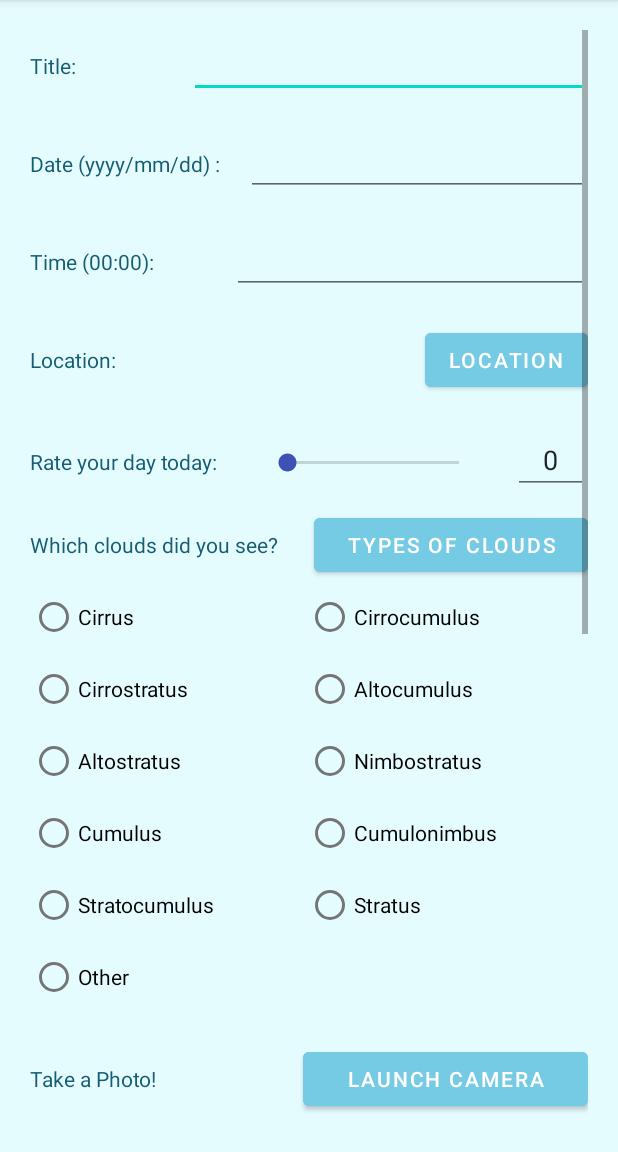
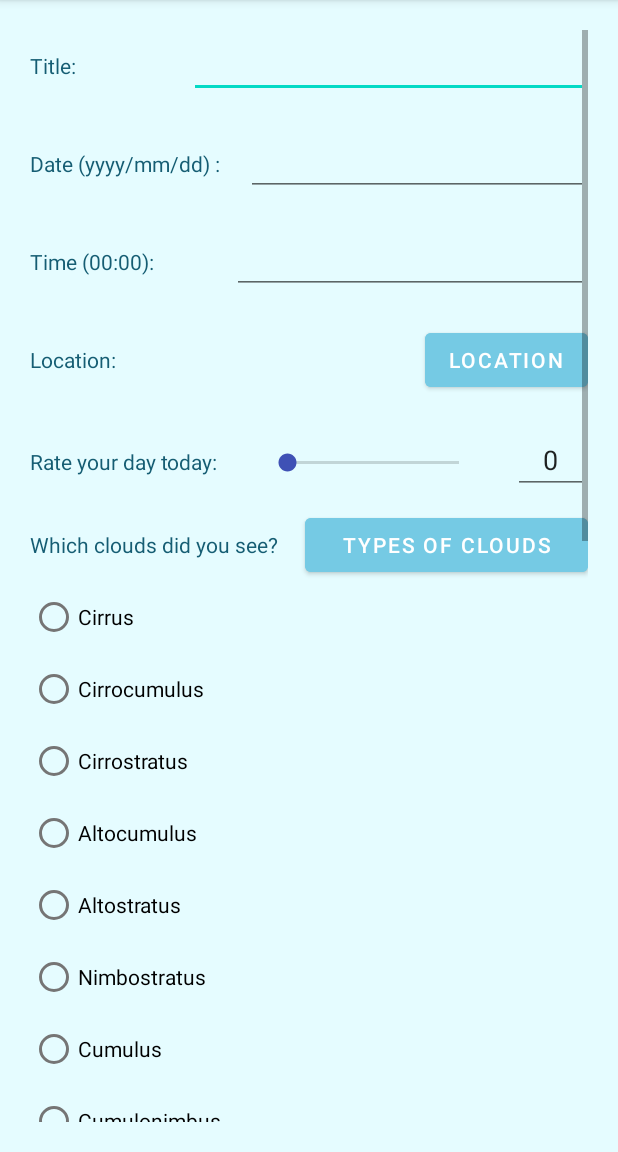
Before and after one commit to xtayzx/CloudGazer, an Android app: the ReflectionActivity screen opened directly, with no data from a screen before it, on a phone screen of 412 x 824 dp, the part 84-1236 px from its top. Run offline under Robolectric (Android 15) with nearby library versions, the light colour scheme and no system bars.

Commit message:
radio group

```diff
--- a/app/src/main/res/layout/activity_reflection_layout.xml
+++ b/app/src/main/res/layout/activity_reflection_layout.xml
@@ -178,18 +178,18 @@
                     style="@style/Subtitle"
                     android:layout_width="wrap_content"
                     android:layout_height="wrap_content"
-                    android:layout_weight="2"
+                    android:layout_weight="1"
                     android:text="@string/weather_des" />
 
                 <Button
                     android:id="@+id/cloudFinder"
                     android:layout_width="wrap_content"
                     android:layout_height="wrap_content"
+
                     android:layout_weight="1"
                     android:onClick="cloudLaunch"
                     android:text="Types of Clouds"
                     android:theme="@style/BlueButton" />
-
 
             </LinearLayout>
 
@@ -197,11 +197,7 @@
                     android:id="@+id/weatherSelect"
                     android:layout_width="match_parent"
                     android:layout_height="wrap_content">
-                    <TableLayout
-                        android:layout_width="match_parent"
-                        android:layout_height="wrap_content"
-                        android:orientation="horizontal">
-                        <TableRow>
+
                         <RadioButton
                             android:id="@+id/cirrus"
                             android:layout_width="match_parent"
@@ -215,9 +211,7 @@
                             android:layout_width="match_parent"
                             android:layout_height="wrap_content"
                             android:text="Cirrocumulus" />
-                        </TableRow>
 
-                        <TableRow>
                         <RadioButton
                             android:id="@+id/cirrostratus"
                             android:layout_weight="1"
@@ -231,9 +225,7 @@
                             android:layout_width="match_parent"
                             android:layout_height="wrap_content"
                             android:text="Altocumulus" />
-                        </TableRow>
 
-                    <TableRow>
                         <RadioButton
                             android:id="@+id/altostratus"
                             android:layout_weight="1"
@@ -247,9 +239,8 @@
                             android:layout_width="match_parent"
                             android:layout_height="wrap_content"
                             android:text="Nimbostratus" />
-                    </TableRow>
 
-                        <TableRow>
+
                         <RadioButton
                             android:id="@+id/cumulus"
                             android:layout_weight="1"
@@ -264,9 +255,6 @@
                             android:layout_height="wrap_content"
                             android:text="Cumulonimbus" />
 
-                        </TableRow>
-
-                    <TableRow>
                         <RadioButton
                             android:id="@+id/stratocumulus"
                             android:layout_weight="1"
@@ -280,19 +268,13 @@
                             android:layout_width="match_parent"
                             android:layout_height="wrap_content"
                             android:text="Stratus" />
-                    </TableRow>
 
                         <RadioButton
                             android:id="@+id/other"
                             android:layout_width="match_parent"
                             android:layout_height="wrap_content"
                             android:text="Other" />
-
-                    </TableLayout>
-
                 </RadioGroup>
-
-
         </LinearLayout>
 
         <LinearLayout
```
Lines whose indentation alone changed are shown as unchanged.
